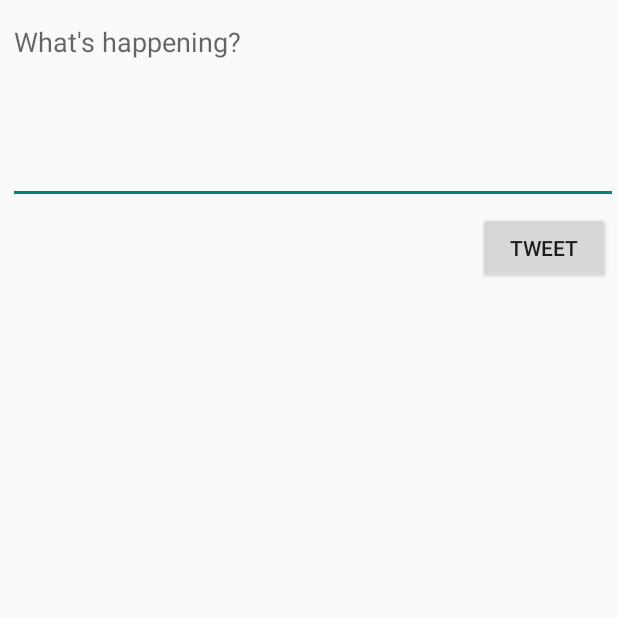
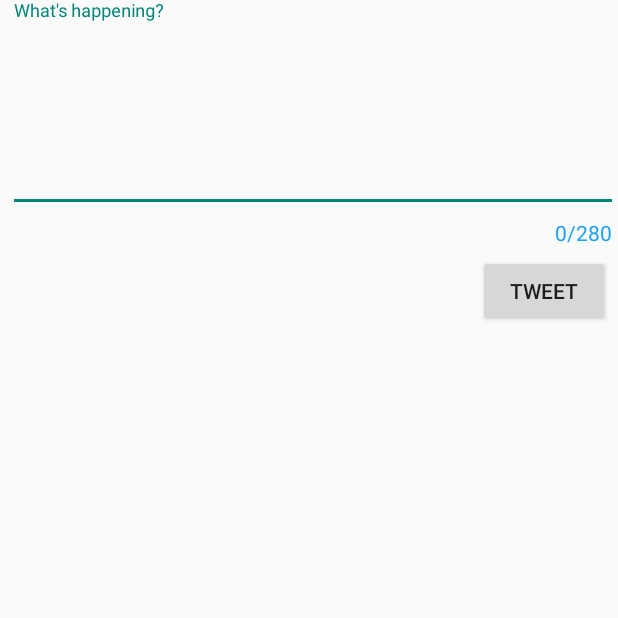
Before and after one commit to kathlynk/project-2-twitter, an Android app: the ComposeActivity screen opened directly, with no data from a screen before it, on a phone screen of 412 x 824 dp, the top half of it. Run offline under Robolectric (Android 15) with nearby library versions, the phone set to English and light mode, and no system bars; our stand-ins replace Room's generated code; libraries missing offline, so code that uses them is left out: com.codepath.asynchttpclient, com.facebook.stetho, org.parceler; 1 statement that could not run was skipped.

Commit message:
Added character counter in tweet box

```diff
--- a/app/src/main/res/layout/activity_compose.xml
+++ b/app/src/main/res/layout/activity_compose.xml
@@ -6,6 +6,16 @@
     android:layout_width="match_parent"
     android:layout_height="match_parent"
     tools:context=".ComposeActivity">
+
+    <com.google.android.material.textfield.TextInputLayout
+        android:id="@+id/composeContainer"
+        android:layout_width="match_parent"
+        app:counterEnabled="true"
+        app:counterMaxLength="280"
+        android:layout_height="wrap_content"
+        app:counterTextAppearance="@style/CounterStyle"
+        app:counterOverflowTextAppearance="@style/OverflowCounterStyle">
+        >
 
     <EditText
         android:id="@+id/etCompose"
@@ -21,11 +31,12 @@
         android:inputType="textMultiLine"
         android:minLines="5" />
 
+    </com.google.android.material.textfield.TextInputLayout>
     <Button
         android:id="@+id/btnTweet"
         android:layout_width="wrap_content"
         android:layout_height="wrap_content"
-        android:layout_below="@+id/etCompose"
+        android:layout_below="@+id/composeContainer"
         android:layout_alignParentStart="false"
         android:layout_alignParentEnd="true"
         android:layout_marginTop="5dp"
--- a/app/src/main/res/values/colors.xml
+++ b/app/src/main/res/values/colors.xml
@@ -4,5 +4,6 @@
     <color name="twitter_icon_gray">#657786</color>
     <color name="twitter_icon_selected_blue">#1DA1F2</color>
     <color name="twitter_secondary_text">#6B7D8B</color>
+    <color name="twitter_red_error">#B00020</color>
 
 </resources>
--- a/app/src/main/res/values/styles.xml
+++ b/app/src/main/res/values/styles.xml
@@ -6,11 +6,23 @@
             res/values-vXX/styles.xml, while customizations related to
             backward-compatibility can go here.
         -->
+
+
     </style>
 
     <!-- Application theme. -->
     <style name="AppTheme" parent="AppBaseTheme">
         <!-- All customizations that are NOT specific to a particular API-level can go here. -->
+
+
+    </style>
+
+    <style name="CounterStyle" parent="TextAppearance.AppCompat.Small">
+        <item name="android:textColor">@color/twitter_icon_selected_blue</item>
+    </style>
+
+    <style name="OverflowCounterStyle" parent="TextAppearance.AppCompat.Small">
+        <item name="android:textColor">@color/twitter_red_error</item>
     </style>
 
 </resources>
```
